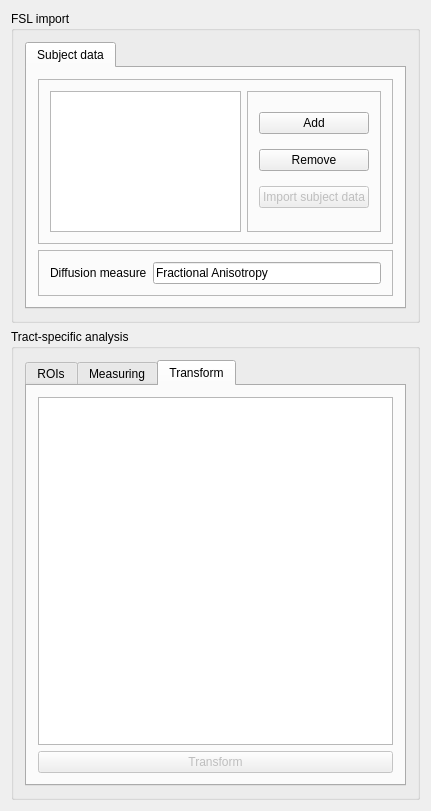
The window that Plugins/org.mitk.gui.qt.diffusionimaging/src/internal/QmitkTractbasedSpatialStatisticsViewControls.ui (MITK/MITK) describes before a commit, drawn with Qt 5.
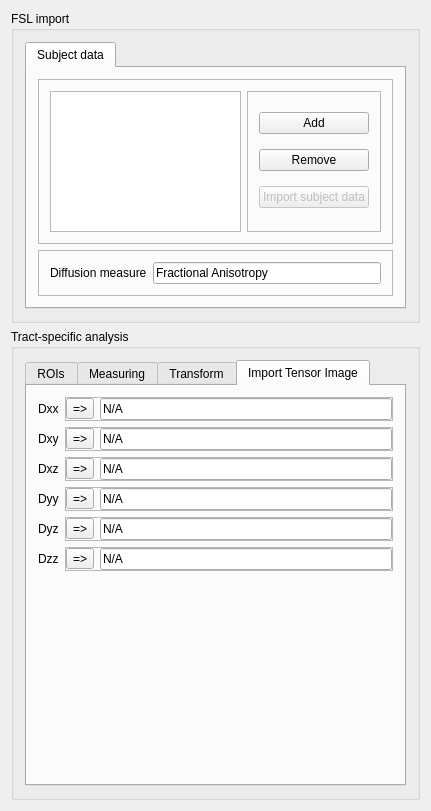
The same window after the commit. Custom widgets are drawn as their Qt base class.

The edit to the form file:
```diff
--- a/Plugins/org.mitk.gui.qt.diffusionimaging/src/internal/QmitkTractbasedSpatialStatisticsViewControls.ui
+++ b/Plugins/org.mitk.gui.qt.diffusionimaging/src/internal/QmitkTractbasedSpatialStatisticsViewControls.ui
@@ -163,7 +163,7 @@
          <string>To create a roi first load a tbss meta image into the datamanager</string>
         </property>
         <property name="currentIndex">
-         <number>2</number>
+         <number>3</number>
         </property>
         <widget class="QWidget" name="m_RoiTab">
          <attribute name="title">
@@ -312,6 +312,301 @@
           </item>
          </layout>
         </widget>
+        <widget class="QWidget" name="tab_2">
+         <attribute name="title">
+          <string>Import Tensor Image</string>
+         </attribute>
+         <layout class="QFormLayout" name="formLayout_2">
+          <item row="0" column="0">
+           <widget class="QLabel" name="label_5">
+            <property name="text">
+             <string>Dxx</string>
+            </property>
+           </widget>
+          </item>
+          <item row="0" column="1">
+           <widget class="QFrame" name="m_MaskFrame">
+            <property name="toolTip">
+             <string>Binary mask image to reduce the algorithms search space.</string>
+            </property>
+            <property name="frameShape">
+             <enum>QFrame::StyledPanel</enum>
+            </property>
+            <property name="frameShadow">
+             <enum>QFrame::Raised</enum>
+            </property>
+            <layout class="QHBoxLayout" name="horizontalLayout">
+             <property name="margin">
+              <number>0</number>
+             </property>
+             <item>
+              <widget class="QToolButton" name="m_SetDxx">
+               <property name="enabled">
+                <bool>true</bool>
+               </property>
+               <property name="text">
+                <string>=&gt;</string>
+               </property>
+              </widget>
+             </item>
+             <item>
+              <widget class="QLineEdit" name="m_DxxImageEdit">
+               <property name="enabled">
+                <bool>true</bool>
+               </property>
+               <property name="text">
+                <string>N/A</string>
+               </property>
+               <property name="readOnly">
+                <bool>true</bool>
+               </property>
+              </widget>
+             </item>
+            </layout>
+           </widget>
+          </item>
+          <item row="1" column="0">
+           <widget class="QLabel" name="label_6">
+            <property name="text">
+             <string>Dxy</string>
+            </property>
+           </widget>
+          </item>
+          <item row="1" column="1">
+           <widget class="QFrame" name="m_MaskFrame_2">
+            <property name="toolTip">
+             <string>Binary mask image to reduce the algorithms search space.</string>
+            </property>
+            <property name="frameShape">
+             <enum>QFrame::StyledPanel</enum>
+            </property>
+            <property name="frameShadow">
+             <enum>QFrame::Raised</enum>
+            </property>
+            <layout class="QHBoxLayout" name="horizontalLayout_3">
+             <property name="margin">
+              <number>0</number>
+             </property>
+             <item>
+              <widget class="QToolButton" name="m_SetDxy">
+               <property name="enabled">
+                <bool>true</bool>
+               </property>
+               <property name="text">
+                <string>=&gt;</string>
+               </property>
+              </widget>
+             </item>
+             <item>
+              <widget class="QLineEdit" name="m_DyxImageEdit">
+               <property name="enabled">
+                <bool>true</bool>
+               </property>
+               <property name="text">
+                <string>N/A</string>
+               </property>
+               <property name="readOnly">
+                <bool>true</bool>
+               </property>
+              </widget>
+             </item>
+            </layout>
+           </widget>
+          </item>
+          <item row="2" column="0">
+           <widget class="QLabel" name="label_7">
+            <property name="text">
+             <string>Dxz</string>
+            </property>
+           </widget>
+          </item>
+          <item row="2" column="1">
+           <widget class="QFrame" name="m_MaskFrame_3">
+            <property name="toolTip">
+             <string>Binary mask image to reduce the algorithms search space.</string>
+            </property>
+            <property name="frameShape">
+             <enum>QFrame::StyledPanel</enum>
+            </property>
+            <property name="frameShadow">
+             <enum>QFrame::Raised</enum>
+            </property>
+            <layout class="QHBoxLayout" name="horizontalLayout_5">
+             <property name="margin">
+              <number>0</number>
+             </property>
+             <item>
+              <widget class="QToolButton" name="m_SetDxz">
+               <property name="enabled">
+                <bool>true</bool>
+               </property>
+               <property name="text">
+                <string>=&gt;</string>
+               </property>
+              </widget>
+             </item>
+             <item>
+              <widget class="QLineEdit" name="m_DxzImageEdit">
+               <property name="enabled">
+                <bool>true</bool>
+               </property>
+               <property name="text">
+                <string>N/A</string>
+               </property>
+               <property name="readOnly">
+                <bool>true</bool>
+               </property>
+              </widget>
+             </item>
+            </layout>
+           </widget>
+          </item>
+          <item row="3" column="0">
+           <widget class="QLabel" name="label_8">
+            <property name="text">
+             <string>Dyy</string>
+            </property>
+           </widget>
+          </item>
+          <item row="3" column="1">
+           <widget class="QFrame" name="m_MaskFrame_4">
+            <property name="toolTip">
+             <string>Binary mask image to reduce the algorithms search space.</string>
+            </property>
+            <property name="frameShape">
+             <enum>QFrame::StyledPanel</enum>
+            </property>
+            <property name="frameShadow">
+             <enum>QFrame::Raised</enum>
+            </property>
+            <layout class="QHBoxLayout" name="horizontalLayout_6">
+             <property name="margin">
+              <number>0</number>
+             </property>
+             <item>
+              <widget class="QToolButton" name="m_SetDyy">
+               <property name="enabled">
+                <bool>true</bool>
+               </property>
+               <property name="text">
+                <string>=&gt;</string>
+               </property>
+              </widget>
+             </item>
+             <item>
+              <widget class="QLineEdit" name="m_DyyImageEdit">
+               <property name="enabled">
+                <bool>true</bool>
+               </property>
+               <property name="text">
+                <string>N/A</string>
+               </property>
+               <property name="readOnly">
+                <bool>true</bool>
+               </property>
+              </widget>
+             </item>
+            </layout>
+           </widget>
+          </item>
+          <item row="4" column="0">
+           <widget class="QLabel" name="label_9">
+            <property name="text">
+             <string>Dyz</string>
+            </property>
+           </widget>
+          </item>
+          <item row="4" column="1">
+           <widget class="QFrame" name="m_MaskFrame_5">
+            <property name="toolTip">
+             <string>Binary mask image to reduce the algorithms search space.</string>
+            </property>
+            <property name="frameShape">
+             <enum>QFrame::StyledPanel</enum>
+            </property>
+            <property name="frameShadow">
+             <enum>QFrame::Raised</enum>
+            </property>
+            <layout class="QHBoxLayout" name="horizontalLayout_7">
+             <property name="margin">
+              <number>0</number>
+             </property>
+             <item>
+              <widget class="QToolButton" name="m_SetDyz">
+               <property name="enabled">
+                <bool>true</bool>
+               </property>
+               <property name="text">
+                <string>=&gt;</string>
+               </property>
+              </widget>
+             </item>
+             <item>
+              <widget class="QLineEdit" name="m_DyzImageEdit">
+               <property name="enabled">
+                <bool>true</bool>
+               </property>
+               <property name="text">
+                <string>N/A</string>
+               </property>
+               <property name="readOnly">
+                <bool>true</bool>
+               </property>
+              </widget>
+             </item>
+            </layout>
+           </widget>
+          </item>
+          <item row="5" column="0">
+           <widget class="QLabel" name="label_10">
+            <property name="text">
+             <string>Dzz</string>
+            </property>
+           </widget>
+          </item>
+          <item row="5" column="1">
+           <widget class="QFrame" name="m_MaskFrame_6">
+            <property name="toolTip">
+             <string>Binary mask image to reduce the algorithms search space.</string>
+            </property>
+            <property name="frameShape">
+             <enum>QFrame::StyledPanel</enum>
+            </property>
+            <property name="frameShadow">
+             <enum>QFrame::Raised</enum>
+            </property>
+            <layout class="QHBoxLayout" name="horizontalLayout_8">
+             <property name="margin">
+              <number>0</number>
+             </property>
+             <item>
+              <widget class="QToolButton" name="m_SetDzz">
+               <property name="enabled">
+                <bool>true</bool>
+               </property>
+               <property name="text">
+                <string>=&gt;</string>
+               </property>
+              </widget>
+             </item>
+             <item>
+              <widget class="QLineEdit" name="m_DzzImageEdit">
+               <property name="enabled">
+                <bool>true</bool>
+               </property>
+               <property name="text">
+                <string>N/A</string>
+               </property>
+               <property name="readOnly">
+                <bool>true</bool>
+               </property>
+              </widget>
+             </item>
+            </layout>
+           </widget>
+          </item>
+         </layout>
+        </widget>
        </widget>
       </item>
      </layout>
```
Left out of the diff: 2 changed lines with no effect on the pictures.
